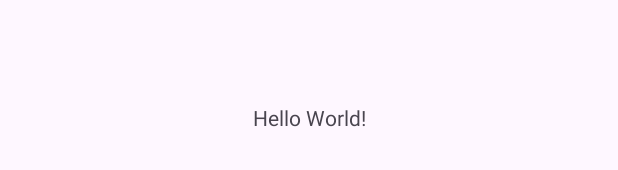
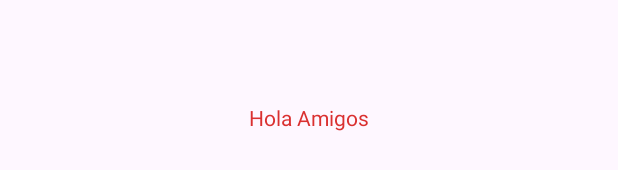
Before and after one commit to MOV-2024-B-SW-GR1/mov-sw-gr1-tuquerrez-flores-atik-amilcar, an Android app: the layout activity_main.xml on its own in the app's theme, with its tools: preview values and no code run, on a phone screen of 412 x 824 dp. Shown: the part 501-671 px from the top of the screen. Run offline under Robolectric (Android 15) with nearby library versions, the light colour scheme and no system bars.

Commit message:
add: Recursos - Calificadores

```diff
--- a/01-Andrioid/app/src/main/res/layout/activity_main.xml
+++ b/01-Andrioid/app/src/main/res/layout/activity_main.xml
@@ -10,7 +10,8 @@
     <TextView
         android:layout_width="wrap_content"
         android:layout_height="wrap_content"
-        android:text="Hello World!"
+        android:text="@string/saludo"
+        android:textColor="@color/saludo_color"
         app:layout_constraintBottom_toBottomOf="parent"
         app:layout_constraintEnd_toEndOf="parent"
         app:layout_constraintStart_toStartOf="parent"
--- /dev/null
+++ b/01-Andrioid/app/src/main/res/values-port/texto.xml
@@ -0,0 +1,4 @@
+<?xml version="1.0" encoding="utf-8"?>
+<resources>
+    <string name="saludo">Hola Amigos</string>
+</resources>
--- a/01-Andrioid/app/src/main/res/values/strings.xml
+++ b/01-Andrioid/app/src/main/res/values/strings.xml
@@ -1,3 +1,6 @@
+<?xml version="1.0" encoding="utf-8"?>
 <resources>
     <string name="app_name">sw2024bgr1_aatf</string>
+    <string name="saludo">Hello friends</string>
+    <color name="saludo_color">#DA3030</color>
 </resources>
```
Also changed, not shown: 1 other file.
